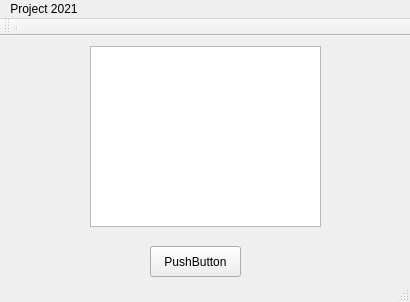
Before: the Qt Designer form testQt/mainwindow.ui in CrispyPasta/ProjectGUI, drawn with Qt 5.
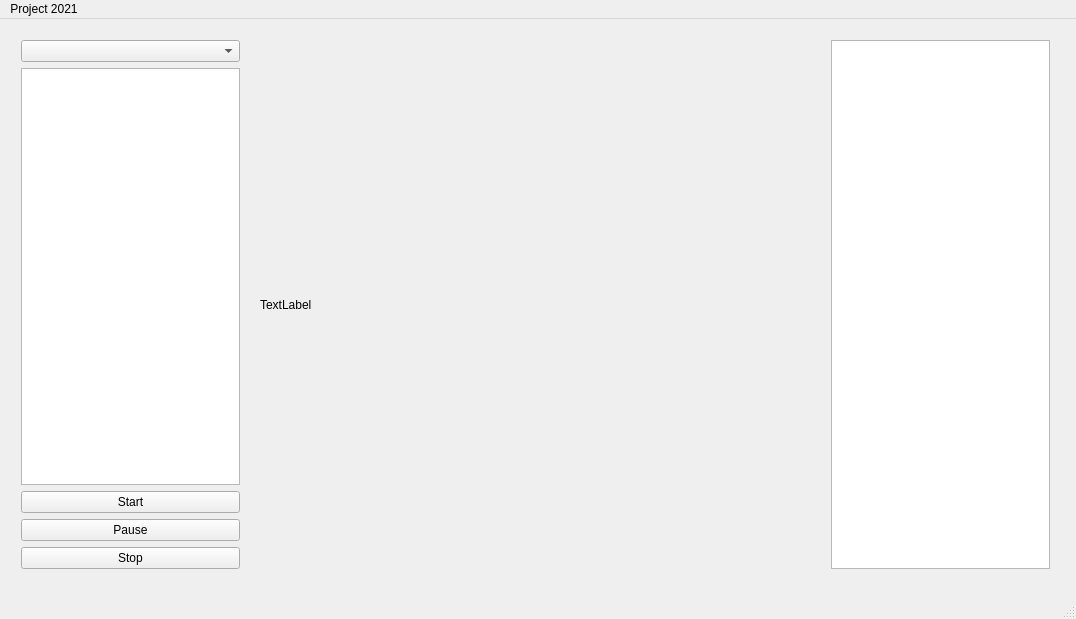
After: the same form once the commit is applied.

Commit message: Done basic layout, have temp image in place

```diff
--- a/testQt/mainwindow.ui
+++ b/testQt/mainwindow.ui
@@ -6,35 +6,97 @@
    <rect>
     <x>0</x>
     <y>0</y>
-    <width>410</width>
-    <height>302</height>
+    <width>1076</width>
+    <height>619</height>
    </rect>
   </property>
   <property name="windowTitle">
    <string>MainWindow</string>
   </property>
   <widget class="QWidget" name="centralWidget">
-   <widget class="QPushButton" name="pushButton">
+   <widget class="QWidget" name="verticalLayoutWidget">
     <property name="geometry">
      <rect>
-      <x>150</x>
-      <y>210</y>
-      <width>91</width>
-      <height>31</height>
+      <x>10</x>
+      <y>10</y>
+      <width>241</width>
+      <height>551</height>
+     </rect>
+    </property>
+    <layout class="QVBoxLayout" name="verticalLayout">
+     <item>
+      <widget class="QComboBox" name="functionPicker">
+       <property name="currentText">
+        <string/>
+       </property>
+      </widget>
+     </item>
+     <item>
+      <widget class="QTextEdit" name="inputTextEdit">
+       <property name="whatsThis">
+        <string>Enter RPM and duration in minutes. E.g. 1000;2. </string>
+       </property>
+      </widget>
+     </item>
+     <item>
+      <widget class="QPushButton" name="startButton">
+       <property name="text">
+        <string>Start</string>
+       </property>
+      </widget>
+     </item>
+     <item>
+      <widget class="QPushButton" name="pauseButton">
+       <property name="text">
+        <string>Pause</string>
+       </property>
+      </widget>
+     </item>
+     <item>
+      <widget class="QPushButton" name="stopButton">
+       <property name="toolTip">
+        <string>&lt;html&gt;&lt;head/&gt;&lt;body&gt;&lt;p&gt;Starts the rotation and processing. &lt;/p&gt;&lt;/body&gt;&lt;/html&gt;</string>
+       </property>
+       <property name="text">
+        <string>Stop</string>
+       </property>
+      </widget>
+     </item>
+    </layout>
+   </widget>
+   <widget class="QWidget" name="verticalLayoutWidget_2">
+    <property name="geometry">
+     <rect>
+      <x>820</x>
+      <y>10</y>
+      <width>241</width>
+      <height>551</height>
+     </rect>
+    </property>
+    <layout class="QVBoxLayout" name="verticalLayout_2">
+     <item>
+      <widget class="QTextEdit" name="outputTextEdit">
+       <property name="enabled">
+        <bool>true</bool>
+       </property>
+       <property name="readOnly">
+        <bool>true</bool>
+       </property>
+      </widget>
+     </item>
+    </layout>
+   </widget>
+   <widget class="QLabel" name="imageLabel">
+    <property name="geometry">
+     <rect>
+      <x>260</x>
+      <y>10</y>
+      <width>551</width>
+      <height>551</height>
      </rect>
     </property>
     <property name="text">
-     <string>PushButton</string>
-    </property>
-   </widget>
-   <widget class="QTextEdit" name="textEdit">
-    <property name="geometry">
-     <rect>
-      <x>90</x>
-      <y>10</y>
-      <width>231</width>
-      <height>181</height>
-     </rect>
+     <string>TextLabel</string>
     </property>
    </widget>
   </widget>
@@ -43,7 +105,7 @@
     <rect>
      <x>0</x>
      <y>0</y>
-     <width>410</width>
+     <width>1076</width>
      <height>22</height>
     </rect>
    </property>
@@ -54,15 +116,6 @@
    </widget>
    <addaction name="menuProject_2021"/>
   </widget>
-  <widget class="QToolBar" name="mainToolBar">
-   <attribute name="toolBarArea">
-    <enum>TopToolBarArea</enum>
-   </attribute>
-   <attribute name="toolBarBreak">
-    <bool>true</bool>
-   </attribute>
-   <addaction name="separator"/>
-  </widget>
   <widget class="QStatusBar" name="statusBar"/>
  </widget>
  <layoutdefault spacing="6" margin="11"/>
```
The commit also changes 9 other files.
